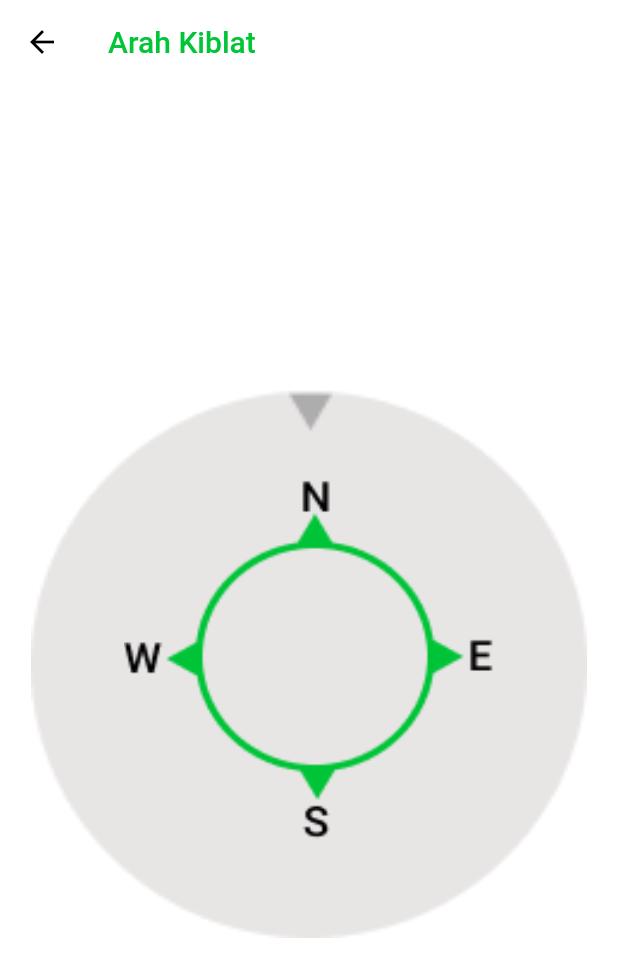
After one commit to NaufalFiraas/muslim_daily, a Flutter app: the KiblatDirectionPage screen opened directly, on a phone screen of 412 x 824 dp. The commit adds this screen. Shown: the top 977 px of the screen. Run offline on Flutter 3.47's test engine with Material 2 defaults, Android fonts, the phone set to English and light mode, and no system bars; our stand-ins replace bloc, curved_navigation_bar, equatable, flutter_bloc, flutter_compass, flutter_local_notifications and 5 more.

Commit message:
styling awal arah kiblat page, menambahkan image compass dan compass outer

```diff
--- /dev/null
+++ b/lib/views/sholatpage/kiblat_direction_page.dart
@@ -0,0 +1,62 @@
+import 'package:flutter/material.dart';
+import 'sholat_utilities.dart';
+
+class KiblatDirectionPage extends StatelessWidget {
+  const KiblatDirectionPage({Key? key}) : super(key: key);
+
+  @override
+  Widget build(BuildContext context) {
+    return Scaffold(
+      backgroundColor: Colors.white,
+      appBar: AppBar(
+        iconTheme: const IconThemeData(color: Colors.black),
+        title: Text(
+          'Arah Kiblat',
+          style: SholatUtilities.textStyling(
+            size: 20,
+            color: const Color(0xFF00C537),
+          ),
+        ),
+        backgroundColor: Colors.white,
+        shadowColor: Colors.transparent,
+      ),
+      body: Center(
+        child: Stack(
+          alignment: Alignment.center,
+          children: [
+            Container(
+              height: MediaQuery.of(context).size.width * 0.9,
+              width: MediaQuery.of(context).size.width * 0.9,
+              decoration: const BoxDecoration(
+                shape: BoxShape.circle,
+              ),
+              child: Image.asset(
+                'assets/images/compass_outer.png',
+                fit: BoxFit.fill,
+              ),
+            ),
+            Stack(
+              alignment: Alignment.center,
+              children: [
+                Container(
+                  width: MediaQuery.of(context).size.width * 0.6,
+                  height: MediaQuery.of(context).size.width * 0.6,
+                  decoration: const BoxDecoration(
+                    shape: BoxShape.circle,
+                  ),
+                  child: Transform.rotate(
+                    angle: 0,
+                    child: Image.asset(
+                      'assets/images/compass.png',
+                      fit: BoxFit.fill,
+                    ),
+                  ),
+                ),
+              ],
+            ),
+          ],
+        ),
+      ),
+    );
+  }
+}
--- a/lib/views/sholatpage/pray_containers.dart
+++ b/lib/views/sholatpage/pray_containers.dart
@@ -89,6 +89,7 @@ class _PrayContainersState extends State<PrayContainers> {
                               context.read<SholatReminderCubit>();
                           ReminderIconCubit reminderCubit =
                               context.watch<ReminderIconCubit>();
+                          // Cek jika icon reminder sudah dalam posisi on
                           if (reminderCubit.state.isReminderOn[i]) {
                             _notifMethod(
                               reminderCubit,
--- a/lib/views/sholatpage/sholat_page.dart
+++ b/lib/views/sholatpage/sholat_page.dart
@@ -4,6 +4,7 @@ import 'package:muslim_daily/blocs/sholatpage_blocs/add_sholat_time/add_sholat_t
 import 'package:muslim_daily/data/providers/sholatpage_providers.dart';
 import 'package:muslim_daily/data/repositories/sholat_reminder_repositories.dart';
 import 'package:muslim_daily/data/repositories/sholatpage_repositories.dart';
+import 'package:muslim_daily/views/sholatpage/kiblat_direction_page.dart';
 import 'package:muslim_daily/views/sholatpage/pray_containers.dart';
 import 'package:muslim_daily/views/sholatpage/sholat_utilities.dart';
 import 'package:flutter_bloc/flutter_bloc.dart';
@@ -108,29 +109,39 @@ class _SholatPageState extends State<SholatPage> {
                             ),
                             Text(
                               sholatTimeSuccess.sholatpageModel.date,
-                              style: SholatUtilities.textStyling(size: MediaQuery.of(context).size.width * 0.05),
+                              style: SholatUtilities.textStyling(
+                                  size:
+                                      MediaQuery.of(context).size.width * 0.05),
                             ),
                           ],
                         ),
                         GestureDetector(
                           onTap: () {
-                            showDialog(
-                                context: context,
+                            Navigator.push(
+                              context,
+                              MaterialPageRoute(
                                 builder: (context) {
-                                  return AlertDialog(
-                                    title: const Text(
-                                      'Mohon Maaf',
-                                      style: TextStyle(
-                                        color: Color(0xFF00C537),
-                                      ),
-                                    ),
-                                    content: const Text(
-                                        'Fitur ini masih belum tersedia.. :('),
-                                    shape: RoundedRectangleBorder(
-                                      borderRadius: BorderRadius.circular(15),
-                                    ),
-                                  );
-                                });
+                                  return const KiblatDirectionPage();
+                                },
+                              ),
+                            );
+                            // showDialog(
+                            //     context: context,
+                            //     builder: (context) {
+                            //       return AlertDialog(
+                            //         title: const Text(
+                            //           'Mohon Maaf',
+                            //           style: TextStyle(
+                            //             color: Color(0xFF00C537),
+                            //           ),
+                            //         ),
+                            //         content: const Text(
+                            //             'Fitur ini masih belum tersedia.. :('),
+                            //         shape: RoundedRectangleBorder(
+                            //           borderRadius: BorderRadius.circular(15),
+                            //         ),
+                            //       );
+                            //     });
                           },
                           child: Container(
                             padding: const EdgeInsets.symmetric(
@@ -153,7 +164,8 @@ class _SholatPageState extends State<SholatPage> {
                                 Text(
                                   'Arah Kiblat',
                                   style: SholatUtilities.textStyling(
-                                    size: MediaQuery.of(context).size.width * 0.045,
+                                    size: MediaQuery.of(context).size.width *
+                                        0.045,
                                     color: const Color(0xFF727272),
                                   ),
                                 ),
--- a/pubspec.yaml
+++ b/pubspec.yaml
@@ -74,6 +74,8 @@ flutter:
   assets:
     - assets/images/kabah.png
     - assets/images/quran.png
+    - assets/images/compass.png
+    - assets/images/compass_outer.png
   #   - images/a_dot_burr.jpeg
   #   - images/a_dot_ham.jpeg
 
```
Also changed, not shown: assets/images/compass.png (added), assets/images/compass_outer.png (added), pubspec.lock.
